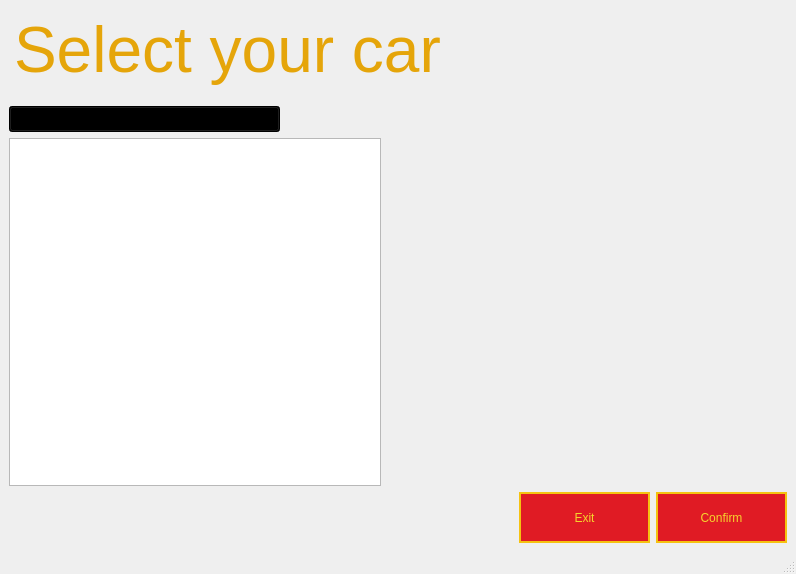
Old version of the form client/Lobby/selectcars.ui in the repository mateozorzi/practice-sdd.
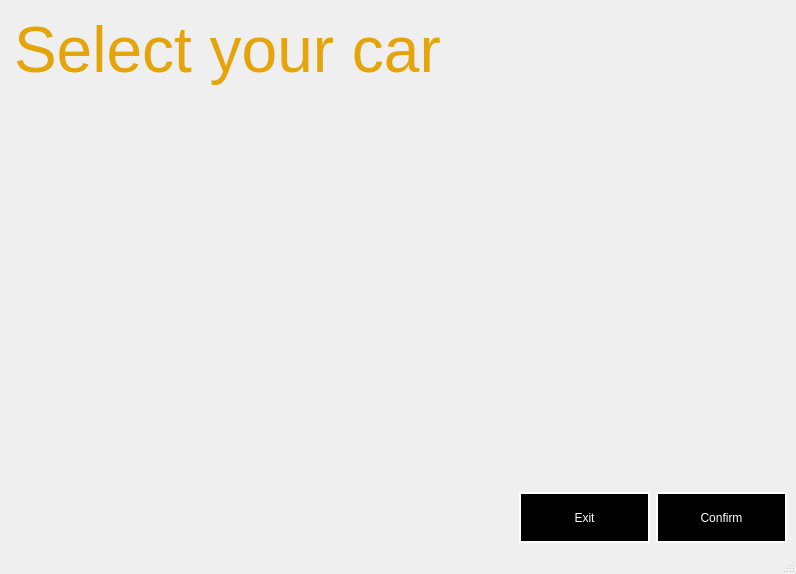
New version of the form. Icons and pictures are not drawn.

```diff
--- a/client/Lobby/selectcars.ui
+++ b/client/Lobby/selectcars.ui
@@ -58,92 +58,10 @@
       <property name="spacing">
        <number>0</number>
       </property>
-      <item>
-       <widget class="QComboBox" name="combobox">
-        <property name="minimumSize">
-         <size>
-          <width>271</width>
-          <height>0</height>
-         </size>
-        </property>
-        <property name="maximumSize">
-         <size>
-          <width>271</width>
-          <height>26</height>
-         </size>
-        </property>
-        <property name="styleSheet">
-         <string notr="true">background-color: rgb(229, 165, 10);
-background-color: rgb(0, 0, 0);</string>
-        </property>
-       </widget>
-      </item>
-      <item>
-       <widget class="QTextEdit" name="textEdit_2">
-        <property name="sizePolicy">
-         <sizepolicy hsizetype="Expanding" vsizetype="Fixed">
-          <horstretch>0</horstretch>
-          <verstretch>0</verstretch>
-         </sizepolicy>
-        </property>
-        <property name="minimumSize">
-         <size>
-          <width>498</width>
-          <height>0</height>
-         </size>
-        </property>
-        <property name="maximumSize">
-         <size>
-          <width>16777215</width>
-          <height>26</height>
-         </size>
-        </property>
-        <property name="styleSheet">
-         <string notr="true">background: transparent;</string>
-        </property>
-        <property name="verticalScrollBarPolicy">
-         <enum>Qt::ScrollBarPolicy::ScrollBarAlwaysOff</enum>
-        </property>
-        <property name="horizontalScrollBarPolicy">
-         <enum>Qt::ScrollBarPolicy::ScrollBarAlwaysOff</enum>
-        </property>
-        <property name="readOnly">
-         <bool>true</bool>
-        </property>
-       </widget>
-      </item>
      </layout>
     </item>
     <item>
      <layout class="QHBoxLayout" name="horizontalLayout_2">
-      <item>
-       <widget class="QGraphicsView" name="Carimage">
-        <property name="sizePolicy">
-         <sizepolicy hsizetype="Expanding" vsizetype="Expanding">
-          <horstretch>0</horstretch>
-          <verstretch>0</verstretch>
-         </sizepolicy>
-        </property>
-        <property name="minimumSize">
-         <size>
-          <width>271</width>
-          <height>0</height>
-         </size>
-        </property>
-        <property name="maximumSize">
-         <size>
-          <width>16777215</width>
-          <height>16777215</height>
-         </size>
-        </property>
-        <property name="verticalScrollBarPolicy">
-         <enum>Qt::ScrollBarPolicy::ScrollBarAlwaysOff</enum>
-        </property>
-        <property name="horizontalScrollBarPolicy">
-         <enum>Qt::ScrollBarPolicy::ScrollBarAlwaysOff</enum>
-        </property>
-       </widget>
-      </item>
       <item>
        <widget class="QTableWidget" name="Carinfo">
         <property name="sizePolicy">
@@ -273,9 +191,9 @@
         </property>
         <property name="styleSheet">
          <string notr="true">border: 2px solid;
-color: rgb(246, 211, 45);
-background-color: rgb(224, 27, 36);
-border-color: rgb(245, 194, 17);</string>
+color: rgb(255, 255, 255);
+background-color: rgb(0, 0, 0);
+border-color: rgb(255, 255, 255);</string>
         </property>
         <property name="text">
          <string>Exit</string>
@@ -298,9 +216,9 @@
         </property>
         <property name="styleSheet">
          <string notr="true">border: 2px solid;
-color: rgb(246, 211, 45);
-background-color: rgb(224, 27, 36);
-border-color: rgb(245, 194, 17);</string>
+color: rgb(255, 255, 255);
+background-color: rgb(0, 0, 0);
+border-color: rgb(255, 255, 255);</string>
         </property>
         <property name="text">
          <string>Confirm</string>
```
